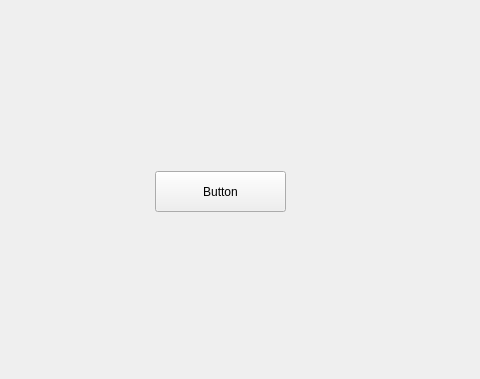
Martin-Quintana/Desenvolvemento-de-Interfaces, file QuintanaRanha/ventMain.ui: the form before one commit; both pictures show x 125 to 605 and y 221 to 600 of the 800 by 600 pixel window.
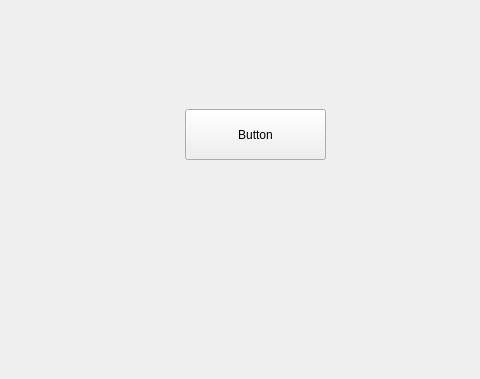
The form after the commit.

Patch:
```diff
--- a/QuintanaRanha/ventMain.ui
+++ b/QuintanaRanha/ventMain.ui
@@ -17,10 +17,10 @@
    <widget class="QPushButton" name="BtnStart">
     <property name="geometry">
      <rect>
-      <x>280</x>
-      <y>392</y>
-      <width>131</width>
-      <height>41</height>
+      <x>310</x>
+      <y>330</y>
+      <width>141</width>
+      <height>51</height>
      </rect>
     </property>
     <property name="text">
```
